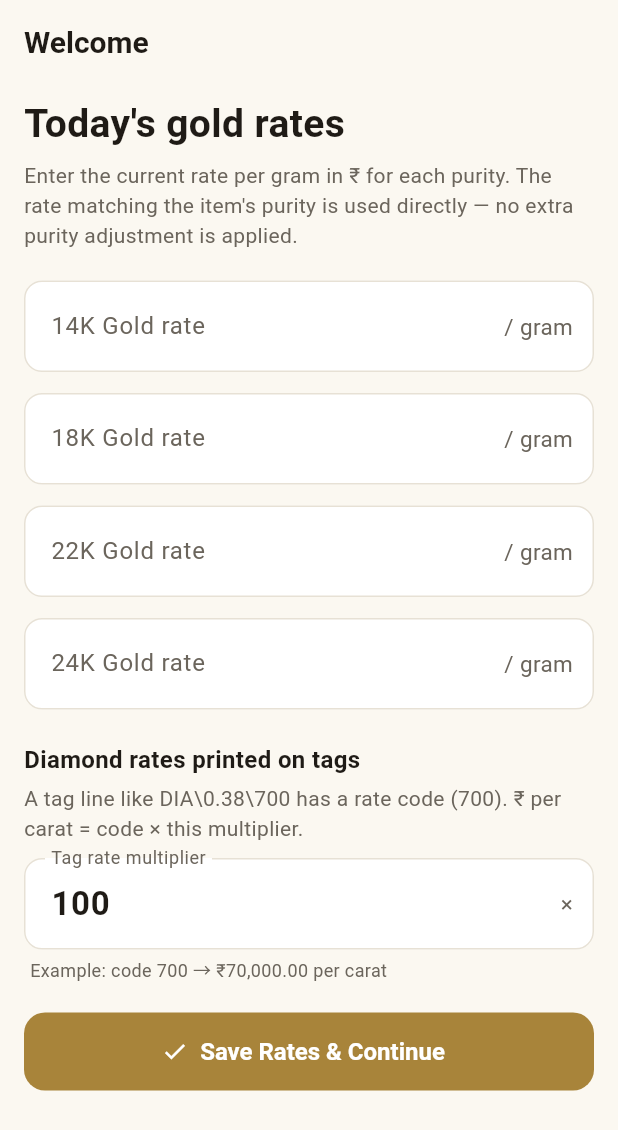
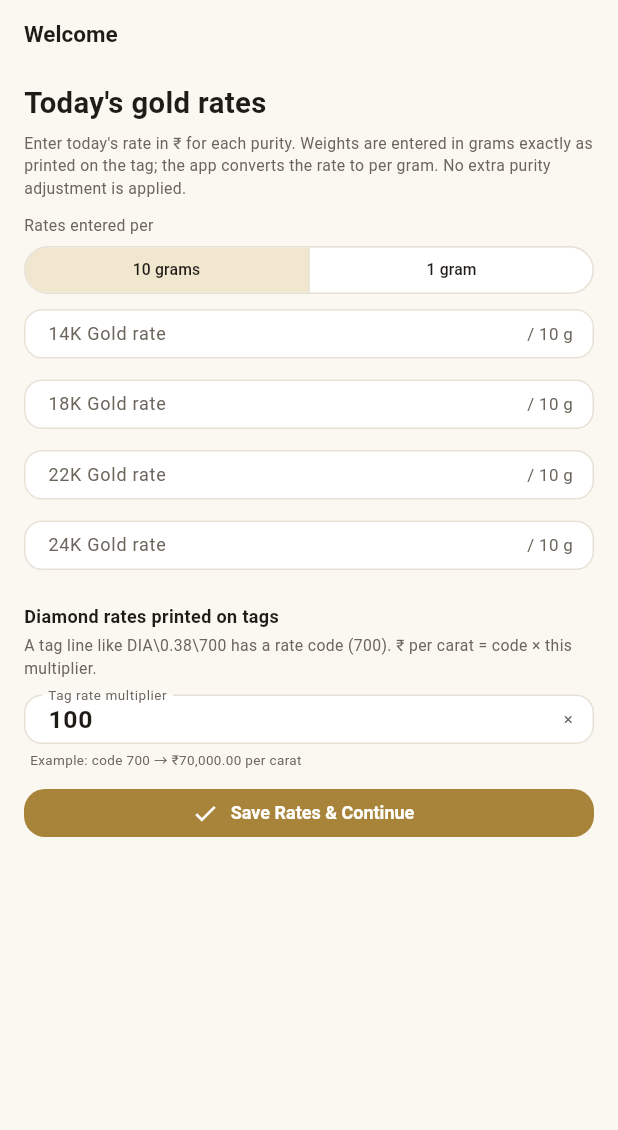
Before and after one commit to vikasagg/jewelry-cost-app, a Flutter app: the screen it shows after launch, on a phone screen of 412 x 824 dp. Shown: the top 1130 px of the screen. Run offline on Flutter 3.47's test engine with Material 3 defaults, Android fonts, the phone set to English and light mode, and no system bars; our stand-ins replace flutter_secure_storage, hive_ce_flutter, image_picker, share_plus, web; missing offline and left inert: dart:js_interop, google_mlkit_text_recognition; accounts and stored records are empty.

Commit message:
Compact UI, gold rates per 10 g, making charges per gram
- UI text 25% smaller (on top of the phone's font setting), compact
  density and tighter spacing so screens fit with little scrolling.
- Gold rates can be entered per 10 g (default, as quoted in India) or per
  1 g; stored and priced per gram. Weights are entered exactly as on the
  tag — no more dividing them by 10 by hand. Rate tiles show the unit.
- New default making method "Rs per gram": making = rate x gold (net)
  weight, e.g. 1200 x 1.35 g = Rs 1,620. Fixed and % methods remain.
  The per-gram rate is remembered for the next item; tags with "/g" or a
  bare MC value read as per gram, "/-" as a fixed amount.

Co-Authored-By: Claude Opus 5.5 <noreply@anthropic.com>
Claude-Session: https://claude.ai/code/session_01Ty8ibr9qUkpqR5XqhoszLs

```diff
--- a/lib/main.dart
+++ b/lib/main.dart
@@ -31,6 +31,17 @@ class JewelleryCostApp extends StatelessWidget {
       title: 'Smart Jewellery Cost Calculator',
       debugShowCheckedModeBanner: false,
       theme: buildTheme(),
+      // Compact UI: all text 25% smaller (on top of the phone's own
+      // font-size setting) so a screen fits with little scrolling.
+      builder: (context, child) {
+        final mq = MediaQuery.of(context);
+        return MediaQuery(
+          data: mq.copyWith(
+            textScaler: TextScaler.linear(mq.textScaler.scale(1) * uiTextScale),
+          ),
+          child: child!,
+        );
+      },
       home: state.hasRates
           ? const DashboardScreen()
           : const RateSetupScreen(firstRun: true),
--- a/lib/models/gold_rates.dart
+++ b/lib/models/gold_rates.dart
@@ -2,10 +2,27 @@ import 'purity.dart';
 
 /// Gold rate per gram (INR) for each purity, plus when it was last updated.
 class GoldRates {
-  const GoldRates({required this.perGram, required this.updatedAt});
+  const GoldRates({
+    required this.perGram,
+    required this.updatedAt,
+    this.quotedPerGrams = 1,
+  });
 
+  /// Rates per **1 gram**; always what pricing uses.
   final Map<Purity, double> perGram;
   final DateTime updatedAt;
+
+  /// How the user enters/reads rates: per 1 g or per 10 g (common in
+  /// India, e.g. ₹70,000 / 10 g). Display only; [perGram] stays per gram.
+  final int quotedPerGrams;
+
+  /// Rate as quoted (per [quotedPerGrams] grams), rounded to the paisa.
+  double? quotedRateFor(Purity purity) {
+    final r = perGram[purity];
+    return r == null ? null : (r * quotedPerGrams * 100).round() / 100;
+  }
+
+  String get quoteUnit => quotedPerGrams == 1 ? 'g' : '$quotedPerGrams g';
 
   double? rateFor(Purity purity) => perGram[purity];
 
@@ -15,11 +32,13 @@ class GoldRates {
       GoldRates(
         perGram: perGram ?? this.perGram,
         updatedAt: updatedAt ?? this.updatedAt,
+        quotedPerGrams: quotedPerGrams,
       );
 
   Map<String, dynamic> toJson() => {
     'perGram': {for (final e in perGram.entries) e.key.name: e.value},
     'updatedAt': updatedAt.toIso8601String(),
+    'quotedPerGrams': quotedPerGrams,
   };
 
   factory GoldRates.fromJson(Map<String, dynamic> json) {
@@ -32,6 +51,7 @@ class GoldRates {
     return GoldRates(
       perGram: map,
       updatedAt: DateTime.parse(json['updatedAt'] as String),
+      quotedPerGrams: (json['quotedPerGrams'] as num?)?.toInt() ?? 1,
     );
   }
 
@@ -39,6 +59,7 @@ class GoldRates {
   bool operator ==(Object other) =>
       other is GoldRates &&
       other.updatedAt == updatedAt &&
+      other.quotedPerGrams == quotedPerGrams &&
       Purity.values.every((p) => other.perGram[p] == perGram[p]);
 
   @override
--- a/lib/models/jewellery_input.dart
+++ b/lib/models/jewellery_input.dart
@@ -2,8 +2,9 @@ import 'purity.dart';
 
 /// How making charges are computed.
 enum MakingMethod {
-  fixed('Fixed amount (₹)'),
-  percentOfGold('% of gold value');
+  perGram('₹ per gram'),
+  fixed('Fixed ₹'),
+  percentOfGold('% of gold');
 
   const MakingMethod(this.label);
   final String label;
@@ -173,7 +174,7 @@ class JewelleryInput {
     this.stones = const [],
     this.excludeDiamond = false,
     this.excludeStone = false,
-    this.makingMethod = MakingMethod.fixed,
+    this.makingMethod = MakingMethod.perGram,
     this.makingValue,
     this.wastageMethod = WastageMethod.none,
     this.wastagePercent,
@@ -200,7 +201,8 @@ class JewelleryInput {
 
   final MakingMethod makingMethod;
 
-  /// ₹ amount when [makingMethod] is fixed, otherwise a percentage.
+  /// ₹ per gram of gold weight, a fixed ₹ amount, or a percentage —
+  /// depending on [makingMethod].
   final double? makingValue;
 
   final WastageMethod wastageMethod;
--- a/lib/ui/screens/dashboard_screen.dart
+++ b/lib/ui/screens/dashboard_screen.dart
@@ -40,13 +40,13 @@ class DashboardScreen extends StatelessWidget {
                   borderRadius: BorderRadius.circular(20),
                   onTap: () => _open(context, const ScanScreen()),
                   child: const Padding(
-                    padding: EdgeInsets.symmetric(horizontal: 20, vertical: 26),
+                    padding: EdgeInsets.symmetric(horizontal: 16, vertical: 14),
                     child: Row(
                       children: [
                         Icon(
                           Icons.document_scanner_outlined,
                           color: Colors.white,
-                          size: 40,
+                          size: 30,
                         ),
                         SizedBox(width: 16),
                         Expanded(
@@ -100,7 +100,7 @@ class DashboardScreen extends StatelessWidget {
                   ),
                 ],
               ),
-              const SizedBox(height: 24),
+              const SizedBox(height: 14),
               SectionTitle(
                 'Current gold rates',
                 trailing: TextButton(
@@ -115,8 +115,8 @@ class DashboardScreen extends StatelessWidget {
                   children: [
                     for (final p in Purity.values)
                       StatTile(
-                        label: '${p.label} per gram',
-                        value: formatInr(rates.rateFor(p) ?? 0),
+                        label: '${p.label} per ${rates.quoteUnit}',
+                        value: formatInr(rates.quotedRateFor(p) ?? 0),
                       ),
                   ],
                 ),
--- a/lib/ui/screens/rate_setup_screen.dart
+++ b/lib/ui/screens/rate_setup_screen.dart
@@ -27,6 +27,10 @@ class _RateSetupScreenState extends State<RateSetupScreen> {
   bool _saving = false;
   bool _loaded = false;
 
+  /// Rates are typed per this many grams (10 by default, as commonly quoted
+  /// in India); stored internally per 1 g.
+  int _perGrams = 10;
+
   @override
   void didChangeDependencies() {
     super.didChangeDependencies();
@@ -35,8 +39,9 @@ class _RateSetupScreenState extends State<RateSetupScreen> {
     _multiplier.text = formatPercent(AppScope.read(context).tagRateMultiplier);
     final rates = AppScope.read(context).rates;
     if (rates != null) {
+      _perGrams = rates.quotedPerGrams;
       for (final p in Purity.values) {
-        _controllers[p]!.text = formatInput(rates.rateFor(p));
+        _controllers[p]!.text = formatInput(rates.quotedRateFor(p));
       }
     }
   }
@@ -78,9 +83,11 @@ class _RateSetupScreenState extends State<RateSetupScreen> {
     final state = AppScope.read(context);
     final rates = GoldRates(
       perGram: {
-        for (final p in Purity.values) p: parseNumber(_controllers[p]!.text)!,
+        for (final p in Purity.values)
+          p: parseNumber(_controllers[p]!.text)! / _perGrams,
       },
       updatedAt: state.now(),
+      quotedPerGrams: _perGrams,
     );
     await state.saveRates(rates);
     await state.setTagRateMultiplier(m!);
@@ -118,9 +125,9 @@ class _RateSetupScreenState extends State<RateSetupScreen> {
               ),
               const SizedBox(height: 6),
               const Text(
-                'Enter the current rate per gram in ₹ for each purity. '
-                'The rate matching the item\'s purity is used directly — no extra '
-                'purity adjustment is applied.',
+                'Enter today\'s rate in ₹ for each purity. Weights are entered '
+                'in grams exactly as printed on the tag; the app converts the '
+                'rate to per gram. No extra purity adjustment is applied.',
                 style: TextStyle(color: AppColors.muted, height: 1.4),
               ),
               if (rates != null) ...[
@@ -144,14 +151,34 @@ class _RateSetupScreenState extends State<RateSetupScreen> {
                   ),
                 ),
               ],
-              const SizedBox(height: 20),
+              const SizedBox(height: 10),
+              const Text(
+                'Rates entered per',
+                style: TextStyle(color: AppColors.muted),
+              ),
+              const SizedBox(height: 6),
+              SizedBox(
+                width: double.infinity,
+                child: SegmentedButton<int>(
+                  key: const Key('ratePerGrams'),
+                  showSelectedIcon: false,
+                  segments: const [
+                    ButtonSegment(value: 10, label: Text('10 grams')),
+                    ButtonSegment(value: 1, label: Text('1 gram')),
+                  ],
+                  selected: {_perGrams},
+                  onSelectionChanged: (v) =>
+                      setState(() => _perGrams = v.first),
+                ),
+              ),
+              const SizedBox(height: 10),
               for (final p in Purity.values) ...[
                 NumberField(
                   fieldKey: Key('rate_${p.name}'),
                   controller: _controllers[p]!,
                   label: '${p.label} Gold rate',
                   prefix: '₹ ',
-                  unit: '/ gram',
+                  unit: _perGrams == 1 ? '/ gram' : '/ $_perGrams g',
                   errorText: _errors[p],
                   onChanged: (_) {
                     if (_errors[p] != null) setState(() => _errors[p] = null);
@@ -161,7 +188,9 @@ class _RateSetupScreenState extends State<RateSetupScreen> {
                   Padding(
                     padding: const EdgeInsets.only(left: 4, top: 4),
                     child: Text(
-                      'Saved: ${formatInr(rates!.rateFor(p)!)}/g',
+                      'Saved: ${formatInr(rates!.quotedRateFor(p)!)} / '
+                      '${rates.quoteUnit}'
+                      '${rates.quotedPerGrams == 1 ? '' : ' (${formatInr(rates.rateFor(p)!)}/g)'}',
                       style: const TextStyle(
                         fontSize: 12,
                         color: AppColors.muted,
@@ -207,7 +236,7 @@ class _RateSetupScreenState extends State<RateSetupScreen> {
                   );
                 },
               ),
-              const SizedBox(height: 20),
+              const SizedBox(height: 12),
               FilledButton.icon(
                 key: const Key('saveRates'),
                 onPressed: _saving ? null : _save,
--- a/lib/ui/theme.dart
+++ b/lib/ui/theme.dart
@@ -18,6 +18,9 @@ class AppColors {
   static const okSoft = Color(0xFFDFF3E6);
 }
 
+/// Global text scale (0.75 = 25% smaller than Material defaults).
+const uiTextScale = 0.75;
+
 ThemeData buildTheme() {
   final scheme =
       ColorScheme.fromSeed(
@@ -37,9 +40,12 @@ ThemeData buildTheme() {
     displayColor: AppColors.ink,
   );
   return base.copyWith(
+    visualDensity: VisualDensity.compact,
+    materialTapTargetSize: MaterialTapTargetSize.shrinkWrap,
     scaffoldBackgroundColor: AppColors.ivory,
     textTheme: text,
     appBarTheme: const AppBarTheme(
+      toolbarHeight: 46,
       backgroundColor: AppColors.ivory,
       foregroundColor: AppColors.ink,
       elevation: 0,
@@ -63,7 +69,8 @@ ThemeData buildTheme() {
     inputDecorationTheme: InputDecorationTheme(
       filled: true,
       fillColor: AppColors.surface,
-      contentPadding: const EdgeInsets.symmetric(horizontal: 14, vertical: 14),
+      contentPadding: const EdgeInsets.symmetric(horizontal: 12, vertical: 8),
+      isDense: true,
       border: OutlineInputBorder(
         borderRadius: BorderRadius.circular(12),
         borderSide: const BorderSide(color: AppColors.line),
@@ -82,7 +89,7 @@ ThemeData buildTheme() {
       style: FilledButton.styleFrom(
         backgroundColor: AppColors.gold,
         foregroundColor: Colors.white,
-        minimumSize: const Size(64, 52),
+        minimumSize: const Size(56, 40),
         textStyle: const TextStyle(fontSize: 16, fontWeight: FontWeight.w600),
         shape: RoundedRectangleBorder(borderRadius: BorderRadius.circular(14)),
       ),
@@ -90,7 +97,7 @@ ThemeData buildTheme() {
     outlinedButtonTheme: OutlinedButtonThemeData(
       style: OutlinedButton.styleFrom(
         foregroundColor: AppColors.goldDeep,
-        minimumSize: const Size(64, 48),
+        minimumSize: const Size(56, 36),
         side: const BorderSide(color: AppColors.gold),
         textStyle: const TextStyle(fontSize: 15, fontWeight: FontWeight.w600),
         shape: RoundedRectangleBorder(borderRadius: BorderRadius.circular(14)),
@@ -107,7 +114,7 @@ ThemeData buildTheme() {
         side: const WidgetStatePropertyAll(BorderSide(color: AppColors.line)),
       ),
     ),
-    dividerTheme: const DividerThemeData(color: AppColors.line, space: 32),
+    dividerTheme: const DividerThemeData(color: AppColors.line, space: 20),
     snackBarTheme: const SnackBarThemeData(behavior: SnackBarBehavior.floating),
   );
 }
--- a/lib/ui/widgets/common.dart
+++ b/lib/ui/widgets/common.dart
@@ -69,7 +69,7 @@ class SectionTitle extends StatelessWidget {
 
   @override
   Widget build(BuildContext context) => Padding(
-    padding: const EdgeInsets.only(bottom: 12, top: 4),
+    padding: const EdgeInsets.only(bottom: 8, top: 2),
     child: Row(
       children: [
         Expanded(
@@ -98,7 +98,7 @@ class StatTile extends StatelessWidget {
 
   @override
   Widget build(BuildContext context) => Container(
-    padding: const EdgeInsets.symmetric(horizontal: 14, vertical: 12),
+    padding: const EdgeInsets.symmetric(horizontal: 12, vertical: 8),
     decoration: BoxDecoration(
       color: highlight ? AppColors.goldSoft : AppColors.tile,
       borderRadius: BorderRadius.circular(14),
@@ -314,7 +314,7 @@ class BreakdownRow extends StatelessWidget {
       color: bold ? AppColors.ink : AppColors.muted,
     );
     return Padding(
-      padding: const EdgeInsets.symmetric(vertical: 8),
+      padding: const EdgeInsets.symmetric(vertical: 4),
       child: Row(
         crossAxisAlignment: CrossAxisAlignment.start,
         children: [
```
Also changed, not shown: lib/data/repositories.dart (+15 -1 lines), lib/ocr/tag_parser.dart (+8 -11 lines), lib/pricing/pricing_engine.dart (+8 -1 lines), lib/ui/screens/details_form_screen.dart (+27 -10 lines), lib/ui/screens/result_screen.dart (+10 -6 lines), lib/ui/screens/scan_screen.dart (+12 -10 lines), 4 other files.
